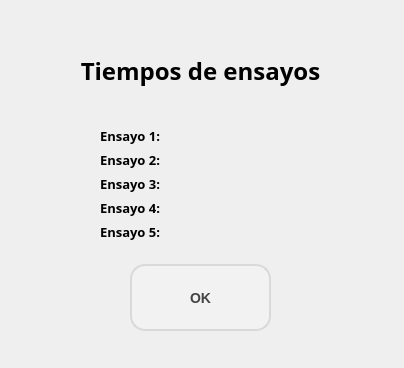
This is app_smr/Qt/popup_time_ensayos.ui in nvargas24/Sistema_medicion_de_rodamientos-SMR as Qt 5 draws it before an edit. The edited form follows.
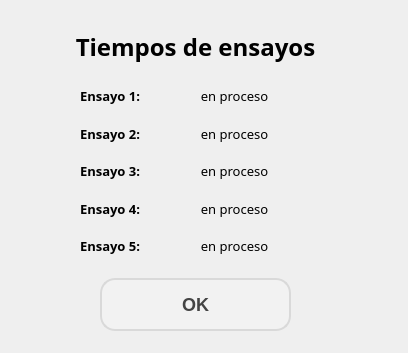
This is the edited form.

Commit message: detecto e informo tiempo de cada ensayo

What changed in the file:
```diff
--- a/app_smr/Qt/popup_time_ensayos.ui
+++ b/app_smr/Qt/popup_time_ensayos.ui
@@ -6,8 +6,8 @@
    <rect>
     <x>0</x>
     <y>0</y>
-    <width>404</width>
-    <height>368</height>
+    <width>408</width>
+    <height>353</height>
    </rect>
   </property>
   <property name="windowTitle">
@@ -17,12 +17,15 @@
    <property name="geometry">
     <rect>
      <x>30</x>
-     <y>20</y>
-     <width>341</width>
-     <height>311</height>
+     <y>30</y>
+     <width>331</width>
+     <height>301</height>
     </rect>
    </property>
-   <layout class="QVBoxLayout" name="verticalLayout" stretch="6,4,1,4">
+   <layout class="QVBoxLayout" name="verticalLayout_3" stretch="1,7,2">
+    <property name="spacing">
+     <number>14</number>
+    </property>
     <item>
      <widget class="QLabel" name="label_7">
       <property name="font">
@@ -42,17 +45,20 @@
      </widget>
     </item>
     <item>
-     <layout class="QVBoxLayout" name="verticalLayout_4">
+     <layout class="QVBoxLayout" name="verticalLayout">
+      <property name="spacing">
+       <number>2</number>
+      </property>
       <property name="leftMargin">
-       <number>70</number>
+       <number>50</number>
       </property>
       <property name="rightMargin">
-       <number>70</number>
+       <number>50</number>
       </property>
       <item>
-       <layout class="QHBoxLayout" name="horizontalLayout_14" stretch="1,2">
+       <layout class="QHBoxLayout" name="horizontalLayout" stretch="1,2">
         <item>
-         <widget class="QLabel" name="label_4">
+         <widget class="QLabel" name="label">
           <property name="font">
            <font>
             <family>Segoe UI Semibold</family>
@@ -67,7 +73,7 @@
          </widget>
         </item>
         <item>
-         <widget class="QLabel" name="label_time_ensayo1">
+         <widget class="QLabel" name="time_ensayo1">
           <property name="font">
            <font>
             <family>Segoe UI Light</family>
@@ -77,7 +83,7 @@
            </font>
           </property>
           <property name="text">
-           <string/>
+           <string>en proceso</string>
           </property>
           <property name="alignment">
            <set>Qt::AlignCenter</set>
@@ -87,7 +93,7 @@
        </layout>
       </item>
       <item>
-       <layout class="QHBoxLayout" name="horizontalLayout_22" stretch="1,2">
+       <layout class="QHBoxLayout" name="horizontalLayout_2" stretch="1,2">
         <item>
          <widget class="QLabel" name="label_11">
           <property name="font">
@@ -114,7 +120,7 @@
            </font>
           </property>
           <property name="text">
-           <string/>
+           <string>en proceso</string>
           </property>
           <property name="alignment">
            <set>Qt::AlignCenter</set>
@@ -124,7 +130,7 @@
        </layout>
       </item>
       <item>
-       <layout class="QHBoxLayout" name="horizontalLayout_21" stretch="1,2">
+       <layout class="QHBoxLayout" name="horizontalLayout_3" stretch="1,2">
         <item>
          <widget class="QLabel" name="label_9">
           <property name="font">
@@ -151,7 +157,7 @@
            </font>
           </property>
           <property name="text">
-           <string/>
+           <string>en proceso</string>
           </property>
           <property name="alignment">
            <set>Qt::AlignCenter</set>
@@ -161,9 +167,9 @@
        </layout>
       </item>
       <item>
-       <layout class="QHBoxLayout" name="horizontalLayout_20" stretch="1,2">
+       <layout class="QHBoxLayout" name="horizontalLayout_4" stretch="1,2">
         <item>
-         <widget class="QLabel" name="label_6">
+         <widget class="QLabel" name="label_4">
           <property name="font">
            <font>
             <family>Segoe UI Semibold</family>
@@ -188,7 +194,7 @@
            </font>
           </property>
           <property name="text">
-           <string/>
+           <string>en proceso</string>
           </property>
           <property name="alignment">
            <set>Qt::AlignCenter</set>
@@ -198,7 +204,7 @@
        </layout>
       </item>
       <item>
-       <layout class="QHBoxLayout" name="horizontalLayout_23" stretch="1,2">
+       <layout class="QHBoxLayout" name="horizontalLayout_5" stretch="1,2">
         <item>
          <widget class="QLabel" name="label_8">
           <property name="font">
@@ -225,7 +231,10 @@
            </font>
           </property>
           <property name="text">
-           <string/>
+           <string>en proceso</string>
+          </property>
+          <property name="alignment">
+           <set>Qt::AlignCenter</set>
           </property>
          </widget>
         </item>
@@ -234,41 +243,21 @@
      </layout>
     </item>
     <item>
-     <spacer name="verticalSpacer">
-      <property name="orientation">
-       <enum>Qt::Vertical</enum>
-      </property>
-      <property name="sizeHint" stdset="0">
-       <size>
-        <width>20</width>
-        <height>40</height>
-       </size>
-      </property>
-     </spacer>
-    </item>
-    <item>
-     <layout class="QHBoxLayout" name="horizontalLayout">
+     <layout class="QHBoxLayout" name="horizontalLayout_6">
       <property name="leftMargin">
-       <number>100</number>
+       <number>70</number>
       </property>
       <property name="rightMargin">
-       <number>100</number>
+       <number>70</number>
       </property>
       <item>
-       <widget class="QPushButton" name="btn_ingresar">
+       <widget class="QPushButton" name="btn_ok">
         <property name="sizePolicy">
          <sizepolicy hsizetype="Minimum" vsizetype="Expanding">
           <horstretch>0</horstretch>
           <verstretch>0</verstretch>
          </sizepolicy>
         </property>
-        <property name="font">
-         <font>
-          <pointsize>-1</pointsize>
-          <weight>75</weight>
-          <bold>true</bold>
-         </font>
-        </property>
         <property name="focusPolicy">
          <enum>Qt::NoFocus</enum>
         </property>
@@ -279,7 +268,7 @@
     border-radius: 15px; /* Bordes curvos */
     padding: 5px 10px; /* Espacio interno para texto */
     font-weight: bold; /* Texto en negrita */
-    font-size: 14px; /* Tamaño de fuente */
+    font-size: 18px; /* Tamaño de fuente */
     color: #444444; /* Color de texto */
 }
 
```
Left out of the diff: 16 changed lines with no effect on the pictures. The commit also changes 5 other files.
